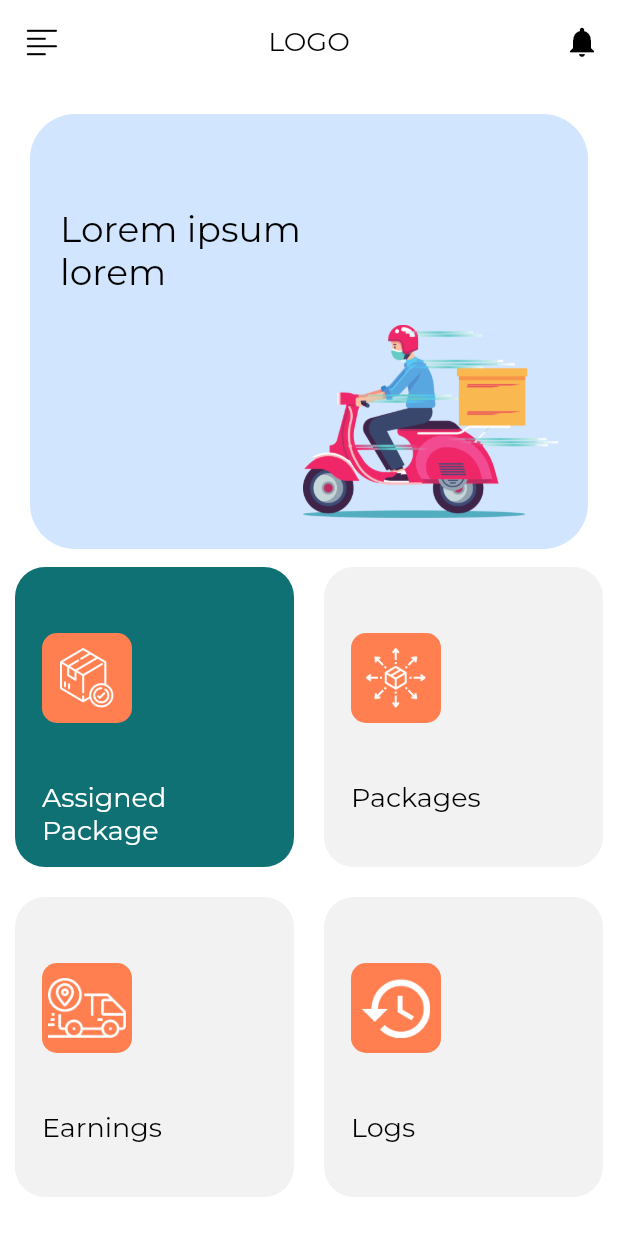
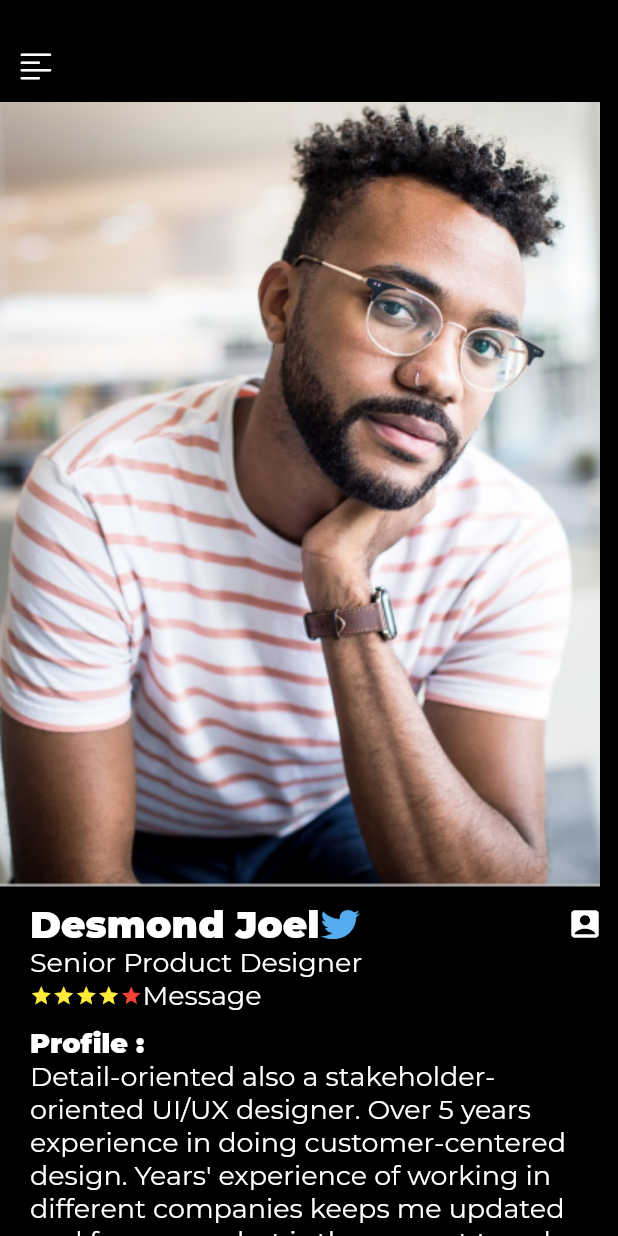
Before and after one commit to cn-techlite/classwork, a Flutter app: the screen it shows after launch, on a phone screen of 412 x 824 dp. Run offline on Flutter 3.47's test engine with Material 2 defaults, Android fonts, the phone set to English and light mode, and no system bars; project files that could hold a hidden picture were left out.

Commit message:
first commit

```diff
--- /dev/null
+++ b/lib/assignments/week_5_assignment.dart
@@ -0,0 +1,117 @@
+
+import 'package:flutter/cupertino.dart';
+import 'package:flutter/material.dart';
+
+class Week5ClassWorkPage extends StatefulWidget {
+  const Week5ClassWorkPage({super.key, required this.title});
+  final String title;
+
+  @override
+  State<Week5ClassWorkPage> createState() => _MyHomePageState();
+}
+
+class _MyHomePageState extends State<Week5ClassWorkPage> {
+
+  @override
+  Widget build(BuildContext context) {
+    return Scaffold(
+      backgroundColor: Colors.black,
+      body: Container(
+        padding: const EdgeInsets.only(left: 0,right: 0,top: 20,),
+        child: Column(
+          crossAxisAlignment: CrossAxisAlignment.start,
+          children: [
+            IconButton(
+              onPressed: (){},
+              icon: const Icon(CupertinoIcons.text_alignleft,color: Colors.white,size: 24,),
+            ),
+            Image.asset("assets/images/img_2.png",),
+            Container(
+              decoration: const BoxDecoration(
+                color: Colors.black
+              ),
+              padding: const EdgeInsets.only(left: 20,right: 10,top: 10,),
+              child: Column(
+                mainAxisAlignment: MainAxisAlignment.start,
+                crossAxisAlignment: CrossAxisAlignment.start,
+                children: [
+                  Row(
+                    children: [
+                      const Text("Desmond Joel",
+                        style:  TextStyle(color: Colors.white,fontSize: 25,fontWeight: FontWeight.bold),
+                      ),
+                      Image.asset("assets/images/img_5.png",height: 20,),
+                      const Spacer(),
+                      const Icon(Icons.account_box,color: Colors.white,)
+                    ],
+                  ),
+                  const Text("Senior Product Designer",
+                    style:  TextStyle(color: Colors.white,fontSize: 18),
+                  ),
+                  Row(
+                    children: const [
+                      Icon(Icons.star,color: Colors.yellow,size: 15,),
+                      Icon(Icons.star,color: Colors.yellow,size: 15,),
+                      Icon(Icons.star,color: Colors.yellow,size: 15,),
+                      Icon(Icons.star,color: Colors.yellow,size: 15,),
+                      Icon(Icons.star,color: Colors.red,size: 15,),
+                      Text("Message",
+                        style:  TextStyle(color: Colors.white,fontSize: 18),
+                      ),
+                    ],
+                  ),
+                 Container(
+                   margin: const EdgeInsets.only(left: 0,right: 0,top: 10,bottom: 5),
+                   child: Column(
+                     crossAxisAlignment: CrossAxisAlignment.start,
+                     children: const [
+                       Text("Profile :",
+                         style:  TextStyle(color: Colors.white,fontSize: 18,fontWeight: FontWeight.bold),
+                       ),
+                       Text("Detail-oriented also a stakeholder-oriented UI/UX designer."
+                           " Over 5 years experience in doing customer-centered design. Years'"
+                           " experience of working in different companies keeps me updated and "
+                           "foreseen what is the current trend and what will be the future trend in"
+                           " this market. Rapid prototyping are strong points.",
+                         style:  TextStyle(color: Colors.white,fontSize: 18),
+                       ),
+                     ],
+                   ),
+                 ),
+                  Row(
+                    children: [
+                      Image.asset("assets/images/img_9.png",
+                      height: 16,),
+                      const SizedBox(width: 5,),
+                      Image.asset("assets/images/img_8.png", height: 16,),
+                      const SizedBox(width: 5,),
+                      const Icon(Icons.facebook,color: Colors.blueAccent,size: 16,),
+                    ],
+                  ),
+                  Container(
+                    width: 84,
+                    height: 20,
+                    margin: const EdgeInsets.only(left: 0,right: 270,top: 20),
+                    padding: const EdgeInsets.only(left:15,right: 5),
+                    decoration: BoxDecoration(
+                      color:Colors.blueAccent,
+                      borderRadius: BorderRadius.circular(15.9)
+                    ),
+                    child: Row(
+                      children: const [
+                        Text("follow",
+                          style:  TextStyle(color: Colors.white,fontSize: 12),
+                        ),
+                        Icon(Icons.add,color: Colors.white,size: 15,),
+                      ],
+                    ),
+                  )
+                ],
+              ),
+            )
+          ],
+        ),
+      ),
+    );
+  }
+}
--- a/lib/main.dart
+++ b/lib/main.dart
@@ -1,4 +1,4 @@
-import 'package:classwork/assignments/week_4_classwork.dart';
+import 'package:classwork/assignments/week_5_assignment.dart';
 import 'package:flutter/material.dart';
 
 
@@ -19,7 +19,7 @@ class MyApp extends StatelessWidget {
         fontFamily: "Montserrat",
         primarySwatch: Colors.lightGreen,
       ),
-      home: const Week4ClassWorkPage(title: ''),
+      home: const Week5ClassWorkPage(title: ''),
     );
   }
 }
```
Also changed, not shown: assets/images/img_2.png (added), assets/images/img_5.png (added), assets/images/img_8.png (added), assets/images/img_9.png (added).
